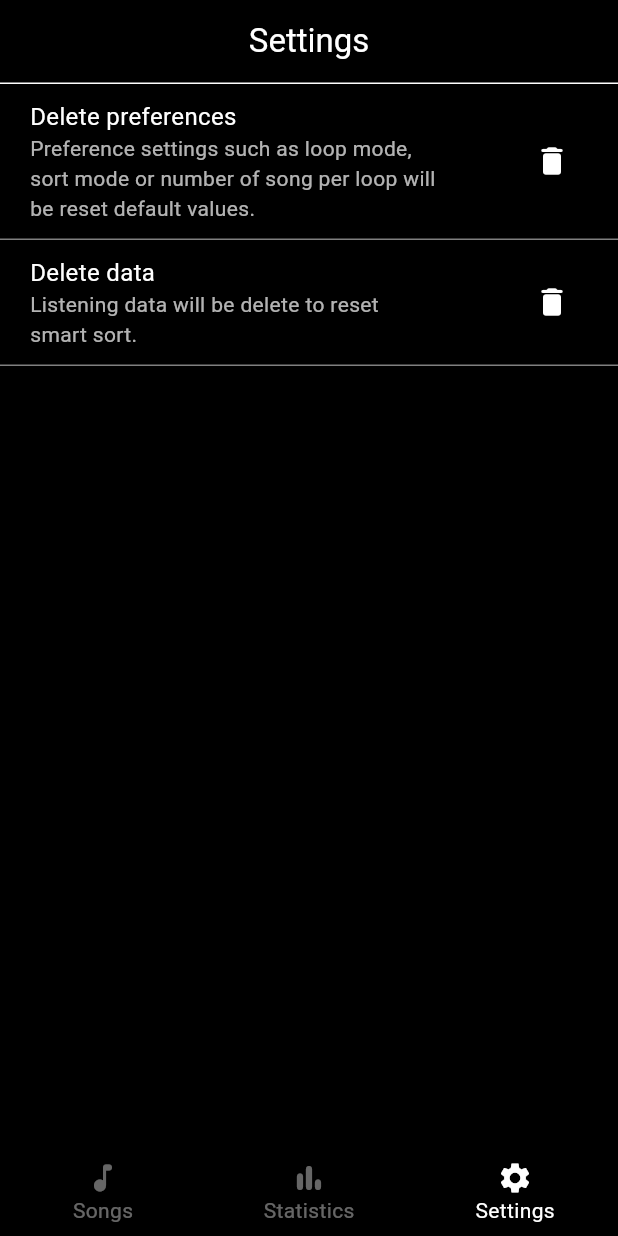
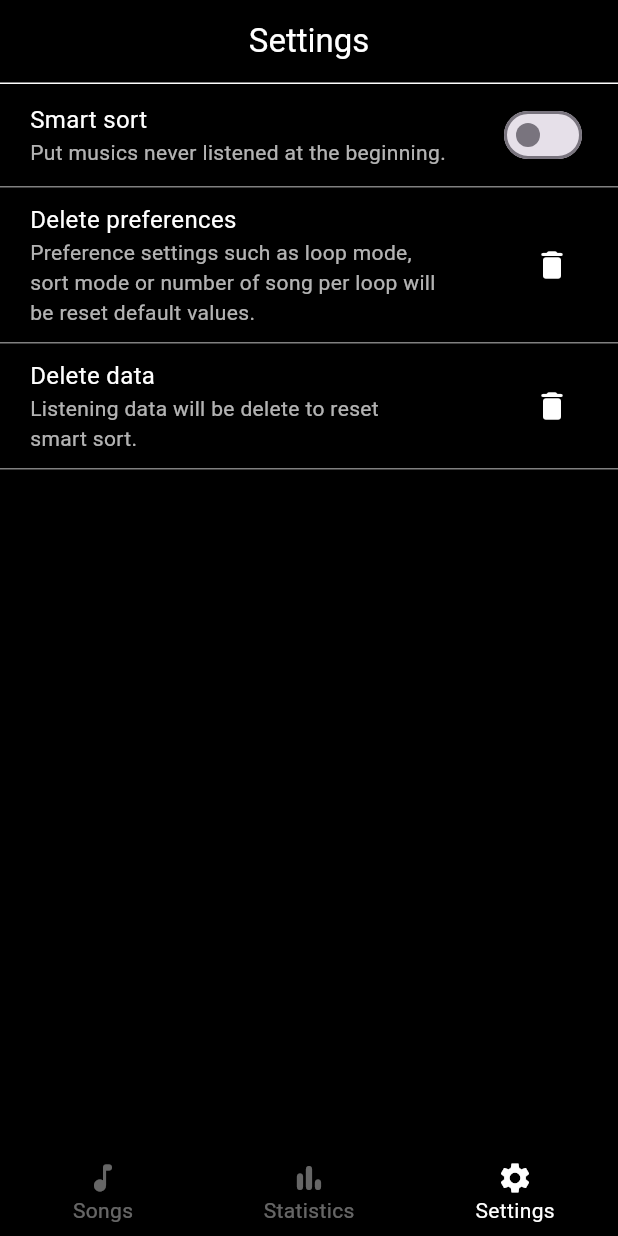
Before and after one commit to Quedow/shadow_garden, a Flutter app: the screen it shows after launch, item 3 of the bottom bar chosen, on a phone screen of 412 x 824 dp. Run offline on Flutter 3.47's test engine with Material 3 defaults, Android fonts, the phone set to English and light mode, and no system bars; our stand-ins replace audio_video_progress_bar, isar, just_audio, just_audio_background, lottie, marquee and 4 more; accounts and stored records are empty; generated files the repository leaves out were written again.

Commit message:
dev: ✨ never listen option + 🐛 fix dispose

```diff
--- a/lib/provider/audio_provider.dart
+++ b/lib/provider/audio_provider.dart
@@ -38,13 +38,6 @@ class AudioProvider extends ChangeNotifier {
     notifyListeners();
   }
 
-  // late int _lastSongId;
-  // int get lastSongId => _lastSongId;
-  // void setLastSongId(int id) async {
-  //   _lastSongId = id;
-  //   await _settings.setLastSongId(id);
-  // }
-
   late CLoopMode _cLoopMode;
   CLoopMode get cLoopMode => _cLoopMode;
   void setCLoopMode(CLoopMode cMode) async {
@@ -63,6 +56,20 @@ class AudioProvider extends ChangeNotifier {
     notifyListeners();
   }
 
+  late bool _neverListenedFirst;
+  bool get neverListenedFirst => _neverListenedFirst;
+  void setNeverListenedFirst(bool value) async {
+    _neverListenedFirst = value;
+    await _settings.setNeverListenedFirst(value);
+  }
+
+  // late int _lastSongId;
+  // int get lastSongId => _lastSongId;
+  // void setLastSongId(int id) async {
+  //   _lastSongId = id;
+  //   await _settings.setLastSongId(id);
+  // }
+
   List<int> _lastIndexes = [];
   Duration _lastPosition = Duration.zero;
 
@@ -70,6 +77,7 @@ class AudioProvider extends ChangeNotifier {
     _cLoopMode = _settings.getCLoopMode();
     _songsPerLoop = _settings.getSongsPerLoop();
     _sortState = _settings.getSortState();
+    _neverListenedFirst = _settings.getNeverListenedFirst();
     // _lastSongId = _settings.getLastSongId();
 
     _audioPlayer.currentIndexStream.listen((index) async {
@@ -204,7 +212,7 @@ class AudioProvider extends ChangeNotifier {
     final List<String> ranking = await _db.getRanking();
     final int size = ranking.length;
     final Map<String, int> mapRanking = {for (int i = 0; i < size; i++) ranking[i]: i};
-    _songs.sort((a, b) => (mapRanking[a.title] ?? -1).compareTo(mapRanking[b.title] ?? -1)); // Musiques hors bases sont mise au début
-    // _songs.sort((a, b) => (mapRanking[a.title] ?? size).compareTo(mapRanking[b.title] ?? size)); // Musiques hors bases sont à la fin
+    int sortPosition = neverListenedFirst ? -1 : size; // Musiques hors bases sont à la fin ou au début
+    _songs.sort((a, b) => (mapRanking[a.title] ?? sortPosition).compareTo(mapRanking[b.title] ?? sortPosition));
   }
 }
--- a/lib/provider/settings_service.dart
+++ b/lib/provider/settings_service.dart
@@ -39,13 +39,21 @@ class SettingsService {
     return _preferences!.getInt('sortState') ?? 0;
   }
 
-  Future<void> setLastSongId(int id) async {
-    await _preferences!.setInt('lastSongId', id);
+  Future<void> setNeverListenedFirst(bool value) async {
+    await _preferences!.setBool('neverListenedFirst', value);
   }
 
-  int getLastSongId() {
-    return _preferences!.getInt('lastSongId') ?? 0;
+  bool getNeverListenedFirst() {
+    return _preferences!.getBool('neverListenedFirst') ?? false;
   }
+
+  // Future<void> setLastSongId(int id) async {
+  //   await _preferences!.setInt('lastSongId', id);
+  // }
+
+  // int getLastSongId() {
+  //   return _preferences!.getInt('lastSongId') ?? 0;
+  // }
 
   Future<void> clearSettings() async {
     await _preferences!.clear();
--- a/lib/screens/home_screen.dart
+++ b/lib/screens/home_screen.dart
@@ -82,9 +82,9 @@ class _HomeScreenState extends State<HomeScreen> {
   AppBar homeAppBar() {
     return AppBar(
       backgroundColor: ThemeColors.backgroundOled,
-      // leading: IconButton(onPressed: () => {}, icon: const Icon(Icons.search_rounded), highlightColor: ThemeColors.primaryColor.withOpacity(0.2)),
-      title: const Text('Shadow Garden'),
-      foregroundColor: ThemeColors.primaryColor, bottom: PreferredSize(preferredSize: Size.zero, child: Container(color: ThemeColors.primaryColor, height: 1.0)), centerTitle: true,
+      foregroundColor: ThemeColors.primaryColor,
+      title: const Text('Shadow Garden'), centerTitle: true,
+      bottom: PreferredSize(preferredSize: Size.zero, child: Container(color: ThemeColors.primaryColor, height: 1.0)),
       actions: [
         IconButton(onPressed: _audioProvider.switchShuffle, icon: Icon(Icons.shuffle_rounded, color: _audioProvider.shuffleActive ? ThemeColors.accentColor : ThemeColors.primaryColor), highlightColor: ThemeColors.primaryColor.withOpacity(0.2)),
         IconButton(onPressed: _audioProvider.setSortState, icon: SortButtonIcon(state: _audioProvider.sortState), highlightColor: ThemeColors.primaryColor.withOpacity(0.2))
--- a/lib/screens/settings_screen.dart
+++ b/lib/screens/settings_screen.dart
@@ -21,6 +21,8 @@ class SettingsScreenState extends State<SettingsScreen> {
       crossAxisAlignment: CrossAxisAlignment.center,
       mainAxisAlignment: MainAxisAlignment.start,
       children: [
+        settingToggle("Smart sort", "Put musics never listened at the beginning.", widget.audioProvider.neverListenedFirst, _setNeverListenedFirst),
+        Divider(height: 1, thickness: 1, color: ThemeColors.primaryColor.withOpacity(0.5)),
         settingIconButton("Delete preferences", "Preference settings such as loop mode, \nsort mode or number of song per loop will \nbe reset default values.", Icons.delete_rounded, _settings.clearSettings),
         Divider(height: 1, thickness: 1, color: ThemeColors.primaryColor.withOpacity(0.5)),
         settingIconButton("Delete data", "Listening data will be delete to reset\nsmart sort.", Icons.delete_rounded, widget.audioProvider.clearDatabase),
@@ -47,4 +49,34 @@ class SettingsScreenState extends State<SettingsScreen> {
       ),
     );
   }
+
+  Padding settingToggle(String label, String description, bool value, void Function(bool)? onChanged) {
+    return Padding(
+      padding: const EdgeInsets.symmetric(vertical: 10, horizontal: 20),
+      child: Row(
+        mainAxisAlignment: MainAxisAlignment.spaceBetween,
+        children: [
+          Column(
+            crossAxisAlignment: CrossAxisAlignment.start,
+            children: [
+              Text(label, style: Styles.settingsTitle),
+              Text(description, style: Styles.settingsDescription)
+            ],
+          ),
+          Switch(
+            value: value,
+            onChanged: onChanged,
+            activeTrackColor: ThemeColors.accentColor,
+            activeColor: ThemeColors.primaryColor
+          ),
+        ],
+      ),
+    );
+  }
+
+  void _setNeverListenedFirst(bool value) {
+    setState(() {
+      widget.audioProvider.setNeverListenedFirst(value);
+    });
+  }
 }
--- a/lib/screens/songs_screen.dart
+++ b/lib/screens/songs_screen.dart
@@ -29,7 +29,6 @@ class SongsScreenState extends State<SongsScreen> {
   @override
   void dispose() {
     _scrollController.dispose();
-    _audioPlayer.dispose();
     super.dispose();
   }
 
```
Also changed, not shown: ShadowGardenProhect.json (+18 -2 lines).
